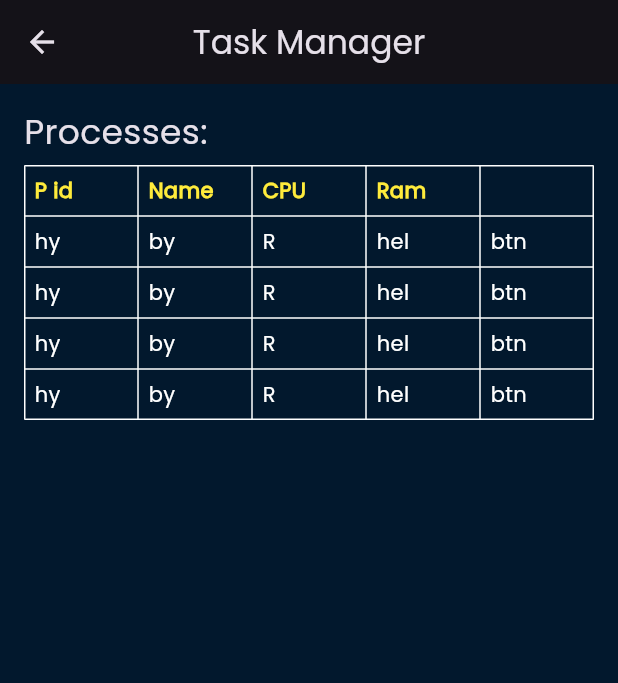
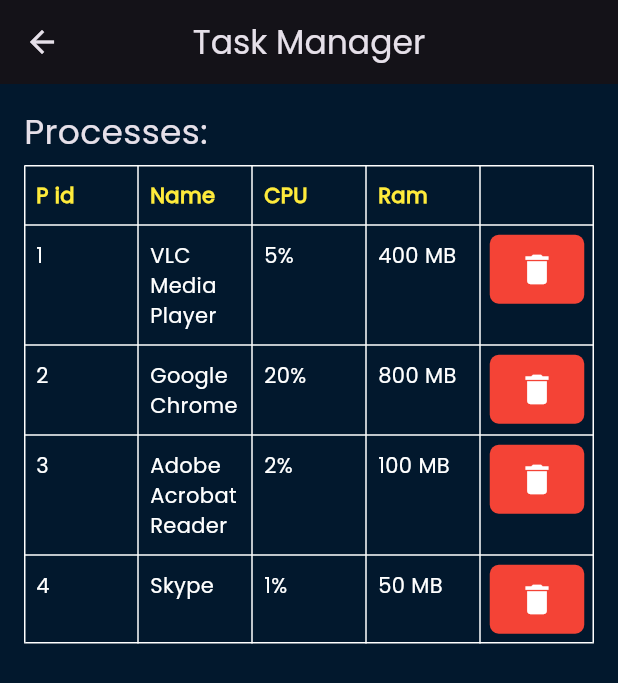
Before and after one commit to Zaigham08/inferno_core, a Flutter app: the TaskManagerPage screen opened directly, on a phone screen of 412 x 824 dp. Shown: the top 683 px of the screen. Run offline on Flutter 3.47's test engine with Material 3 defaults, Android fonts, the phone set to English and light mode, and no system bars; our stand-ins replace firebase_auth, flutter_spinkit, flutter_svg, fluttertoast, font_awesome_flutter, get and 2 more; missing offline and left inert: external_path, firebase_app_check, open_file_plus; accounts and stored records are empty.

Commit message:
5th commit

```diff
--- a/lib/view/auth/login_page.dart
+++ b/lib/view/auth/login_page.dart
@@ -48,7 +48,7 @@ class LoginPage extends StatelessWidget {
                     child: ClipRRect(
                       borderRadius: BorderRadius.circular(15),
                       child: Image.asset(
-                        'assets/images/logo.jpg',
+                        'assets/images/infernocore_logo.jpg',
                         height: 100,
                         width: 100,
                       ),
--- a/lib/view/controls/miscellaneous.dart
+++ b/lib/view/controls/miscellaneous.dart
@@ -1,4 +1,3 @@
-import 'package:flutter/cupertino.dart';
 import 'package:flutter/material.dart';
 import 'package:get/get.dart';
 import 'package:inferno_core/res/constants.dart';
@@ -23,7 +22,7 @@ class Miscellaneous extends StatelessWidget {
               children: [
                 IconTextBtn(
                   btnText: "CMD\n enable/disable",
-                  icon: Icons.restart_alt,
+                  icon: Icons.settings,
                   width: Get.width*.42,
                   height: 166,
                   onTap: () {},
@@ -31,7 +30,7 @@ class Miscellaneous extends StatelessWidget {
                 5.pw,
                 IconTextBtn(
                   btnText: "Task Manager\n enable/disable",
-                  icon: CupertinoIcons.power,
+                  icon: Icons.widgets,
                   width: Get.width*.42,
                   height: 166,
                   onTap: () {},
@@ -44,7 +43,7 @@ class Miscellaneous extends StatelessWidget {
               children: [
                 IconTextBtn(
                   btnText: "Internet\n enable/disable",
-                  icon: Icons.restart_alt,
+                  icon: Icons.wifi,
                   width: Get.width*.42,
                   height: 166,
                   onTap: () {},
@@ -52,7 +51,7 @@ class Miscellaneous extends StatelessWidget {
                 5.pw,
                 IconTextBtn(
                   btnText: "Clear Logs",
-                  icon: CupertinoIcons.power,
+                  icon: Icons.delete_outline,
                   width: Get.width*.42,
                   height: 166,
                   onTap: () {},
--- a/lib/view/controls/programs.dart
+++ b/lib/view/controls/programs.dart
@@ -23,12 +23,11 @@ class Programs extends StatelessWidget {
               Table(
                 border: TableBorder.all(color: Colors.white),
                 children: [
-                  _buildTableRow(['Name', 'Publisher', 'Version', ''],
-                      isHeading: true),
-                  _buildTableRow(['hy', 'by', 'R', _addBtn()]),
-                  _buildTableRow(['hy', 'by', 'R', _addBtn()]),
-                  _buildTableRow(['hy', 'by', 'R', _addBtn()]),
-                  _buildTableRow(['hy', 'by', 'R', _addBtn()]),
+                  _buildTableRow(['Name', 'Publisher', 'Version', ''], isHeading: true),
+                  _buildTableRow(['VLC Media Player', 'VideoLAN', '3.0.16', _addBtn()]),
+                  _buildTableRow(['Google Chrome', 'Google LLC', '99.0.4844.82', _addBtn()]),
+                  _buildTableRow(['Adobe Acrobat Reader', 'Adobe Inc.', 'DC 2021', _addBtn()]),
+                  _buildTableRow(['Skype', 'Microsoft Corporation', '8.80.0.178', _addBtn()]),
                 ],
               ),
             ],
--- a/lib/view/controls/task_manager.dart
+++ b/lib/view/controls/task_manager.dart
@@ -22,11 +22,15 @@ class TaskManagerPage extends StatelessWidget {
               Table(
                 border: TableBorder.all(color: Colors.white),
                 children: [
-                  _buildTableRow(['P id', 'Name', 'CPU', 'Ram', ''], isHeading: true),
-                  _buildTableRow(['hy', 'by', 'R', 'hel', 'btn']),
-                  _buildTableRow(['hy', 'by', 'R', 'hel', 'btn']),
-                  _buildTableRow(['hy', 'by', 'R', 'hel', 'btn']),
-                  _buildTableRow(['hy', 'by', 'R', 'hel', 'btn']),
+                  _buildTableRow(['P id', 'Name', 'CPU', 'Ram', ''],
+                      isHeading: true),
+                  _buildTableRow(
+                      ['1', 'VLC Media Player', '5%', '400 MB', _addBtn()]),
+                  _buildTableRow(
+                      ['2', 'Google Chrome', '20%', '800 MB', _addBtn()]),
+                  _buildTableRow(
+                      ['3', 'Adobe Acrobat Reader', '2%', '100 MB', _addBtn()]),
+                  _buildTableRow(['4', 'Skype', '1%', '50 MB', _addBtn()]),
                 ],
               ),
             ],
@@ -37,16 +41,47 @@ class TaskManagerPage extends StatelessWidget {
   }
 }
 
-TableRow _buildTableRow(List<String> data, {bool isHeading = false}) {
-  return TableRow(
-    children: data.map((cellData) => TableCell(
-      child: Padding(
-        padding: const EdgeInsets.all(7),
-        child: Text(cellData,style: TextStyle(
-          color: isHeading ? Colors.yellow : whiteColor,
-          fontWeight: isHeading ? FontWeight.bold : null,
-        )),
+Widget _addBtn() {
+  return InkWell(
+    onTap: () {},
+    child: Container(
+      padding: const EdgeInsets.symmetric(vertical: 10),
+      decoration: BoxDecoration(
+        borderRadius: BorderRadius.circular(6),
+        color: Colors.red,
       ),
-    )).toList(),
+      child: const Center(
+        child: Icon(Icons.delete, size: 26),
+      ),
+    ),
   );
 }
+
+TableRow _buildTableRow(List<dynamic> data, {bool isHeading = false}) {
+  final List<Widget> cells = data
+      .map((cellData) {
+        if (cellData is String) {
+          return Padding(
+            padding: const EdgeInsets.symmetric(horizontal: 8.0, vertical: 10),
+            child: Text(
+              cellData,
+              style: TextStyle(
+                color: isHeading ? Colors.yellow : whiteColor,
+                fontWeight: isHeading ? FontWeight.bold : null,
+              ),
+            ),
+          );
+        } else if (cellData is Widget) {
+          return Padding(
+            padding: const EdgeInsets.all(6.5),
+            child: cellData,
+          );
+        }
+        return null;
+      })
+      .where((element) => element != null)
+      .toList()
+      .cast<Widget>();
+
+  return TableRow(children: cells);
+}
--- a/lib/view/splash.dart
+++ b/lib/view/splash.dart
@@ -25,7 +25,7 @@ class _SplashScreenState extends State<SplashScreen> {
         child: ClipRRect(
           borderRadius: BorderRadius.circular(15),
           child: Image.asset(
-            'assets/images/logo.jpg',
+            'assets/images/infernocore_logo.jpg',
             height: 130,
             width: 130,
           ),
```
Also changed, not shown: assets/images/infernocore_logo.jpg (added).
